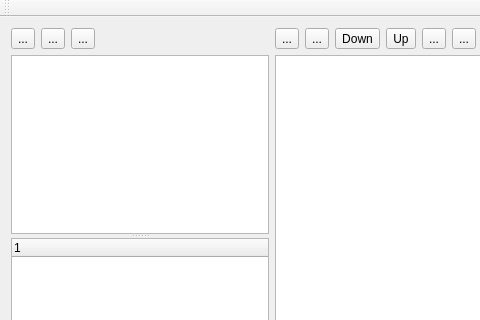
Old version of the form tool/star_rpg_editor/star_rpg_editor/mainwindow.ui in the repository wasedaigo/star-rpg-framework; both pictures show x 0 to 480 and y 0 to 320 of the 754 by 451 pixel window.
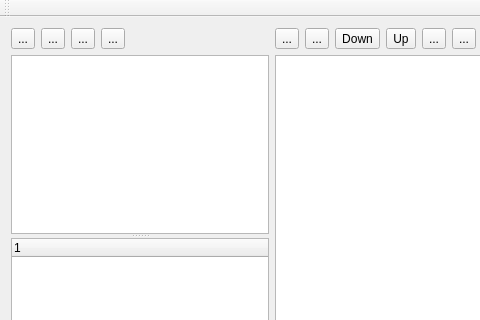
New version of the form. Icons and pictures are not drawn.

The edit to the form file:
```diff
--- a/tool/star_rpg_editor/star_rpg_editor/mainwindow.ui
+++ b/tool/star_rpg_editor/star_rpg_editor/mainwindow.ui
@@ -112,6 +112,20 @@
              </property>
             </widget>
            </item>
+           <item>
+            <widget class="QToolButton" name="fillButton">
+             <property name="text">
+              <string>...</string>
+             </property>
+             <property name="icon">
+              <iconset resource="main.qrc">
+               <normaloff>:/main/res/icon/fill.xpm</normaloff>:/main/res/icon/fill.xpm</iconset>
+             </property>
+             <property name="checkable">
+              <bool>true</bool>
+             </property>
+            </widget>
+           </item>
            <item>
             <spacer name="horizontalSpacer_3">
              <property name="orientation">
```
